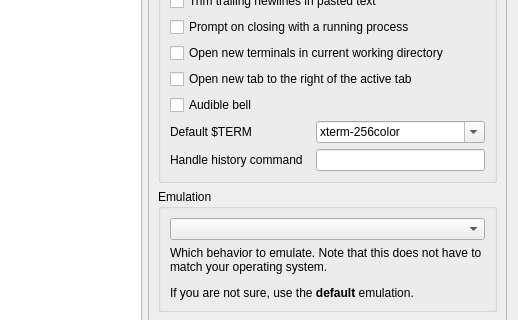
Before: the Qt Designer form src/forms/propertiesdialog.ui in lxqt/qterminal, drawn with Qt 5; both pictures show x 182 to 700 and y 251 to 571 of the 700 by 700 pixel window.
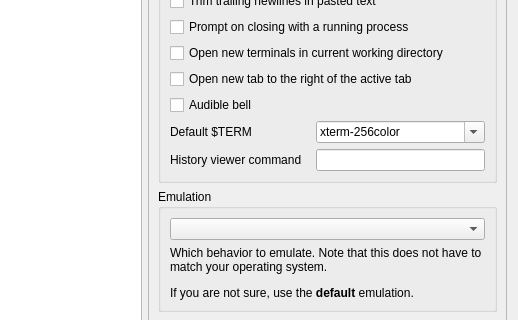
After: the same form once the commit is applied. The open tabs and pages were chosen to show the change. Icons and pictures are not drawn.

Commit message:
Polish "Handle history…" feature (#1355)
* Re-label "Handle history" to less vague "View history in editor",
  Clever users can figure that other actions can be taken on the file
  Everybody else just has a menu entry that does something ominous and apparently nothing
* Use a temporary file location and auto-delete the file.
  The scrollback buffer may hold sensitive data and the user can save it
  from the editor if they want
* Default the command to $VISUAL
* Warn the user if no editor command is set

fixes #1272

The edit to the form file:
```diff
--- a/src/forms/propertiesdialog.ui
+++ b/src/forms/propertiesdialog.ui
@@ -890,7 +890,7 @@
                  <string>This command will be run with an argument containing the file name of a tempfile containing the scrollback history</string>
                 </property>
                 <property name="text">
-                 <string>Handle history command</string>
+                 <string>History viewer command</string>
                 </property>
                </widget>
               </item>
```
Left out of the diff: 4 changed lines with no effect on the pictures. The commit also changes 1 other file.
